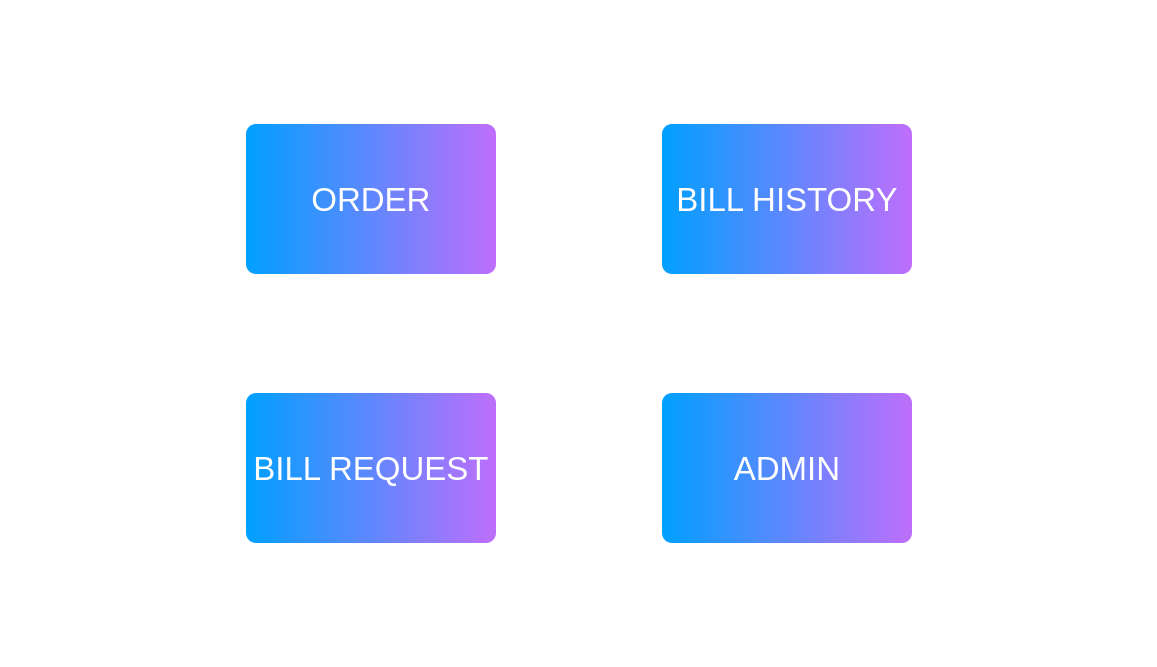
Qt form ui/menubuttons.ui (Anmol-A-jain/Dyner) before a commit.
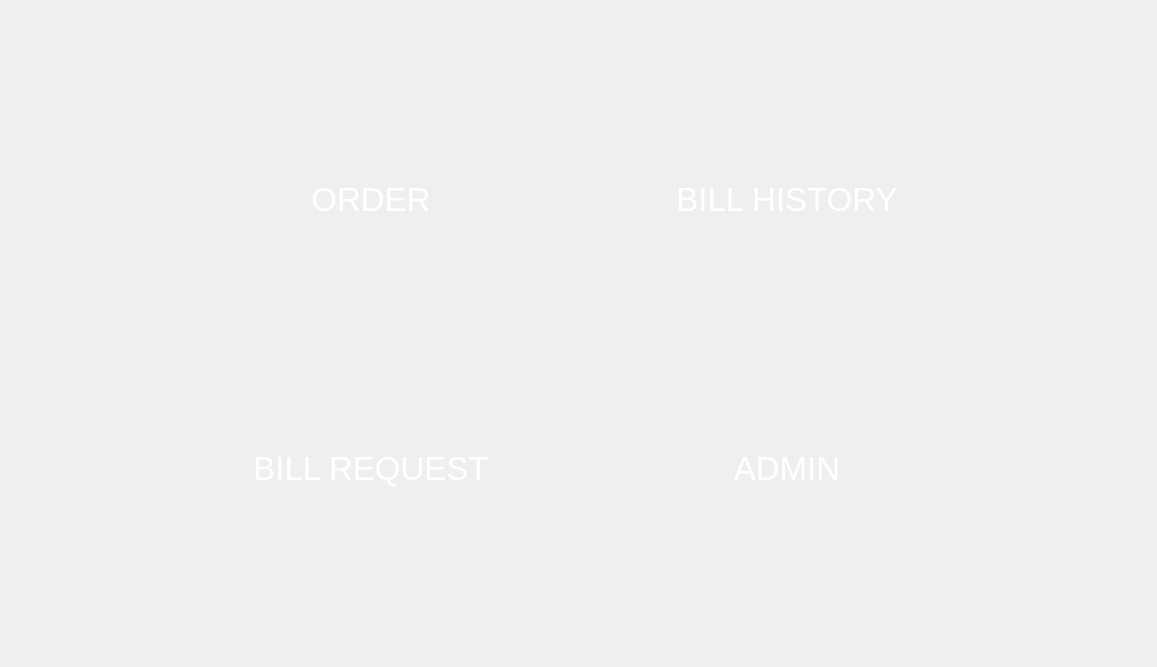
The same form after that commit. Icons and pictures are not drawn.

```diff
--- a/ui/menubuttons.ui
+++ b/ui/menubuttons.ui
@@ -14,7 +14,7 @@
    <string>Form</string>
   </property>
   <property name="styleSheet">
-   <string notr="true">background-color: rgb(255, 255, 255);</string>
+   <string notr="true"/>
   </property>
   <layout class="QHBoxLayout" name="horizontalLayout">
    <item>
@@ -57,7 +57,8 @@
        <property name="styleSheet">
         <string notr="true">border-radius: 10px;
 color : white;
-background-color: qlineargradient(spread:pad, x1:0, y1:0, x2:1, y2:0, stop:0 rgba(0, 160, 255,1), stop:1 rgba(191, 110, 251, 1));</string>
+border-image: url(:/img/img/ButtonBackground.jpg);
+</string>
        </property>
        <property name="text">
         <string>BILL HISTORY</string>
@@ -138,7 +139,8 @@
        <property name="styleSheet">
         <string notr="true">border-radius: 10px;
 color : white;
-background-color: qlineargradient(spread:pad, x1:0, y1:0, x2:1, y2:0, stop:0 rgba(0, 160, 255,1), stop:1 rgba(191, 110, 251, 1));</string>
+border-image: url(:/img/img/ButtonBackground.jpg);
+</string>
        </property>
        <property name="text">
         <string>ORDER</string>
@@ -167,7 +169,8 @@
        <property name="styleSheet">
         <string notr="true">border-radius: 10px;
 color : white;
-background-color: qlineargradient(spread:pad, x1:0, y1:0, x2:1, y2:0, stop:0 rgba(0, 160, 255,1), stop:1 rgba(191, 110, 251, 1));</string>
+border-image: url(:/img/img/ButtonBackground.jpg);
+</string>
        </property>
        <property name="text">
         <string>ADMIN</string>
@@ -235,7 +238,8 @@
        <property name="styleSheet">
         <string notr="true">border-radius: 10px;
 color : white;
-background-color: qlineargradient(spread:pad, x1:0, y1:0, x2:1, y2:0, stop:0 rgba(0, 160, 255,1), stop:1 rgba(191, 110, 251, 1));</string>
+border-image: url(:/img/img/ButtonBackground.jpg);
+</string>
        </property>
        <property name="text">
         <string>BILL REQUEST</string>
```
